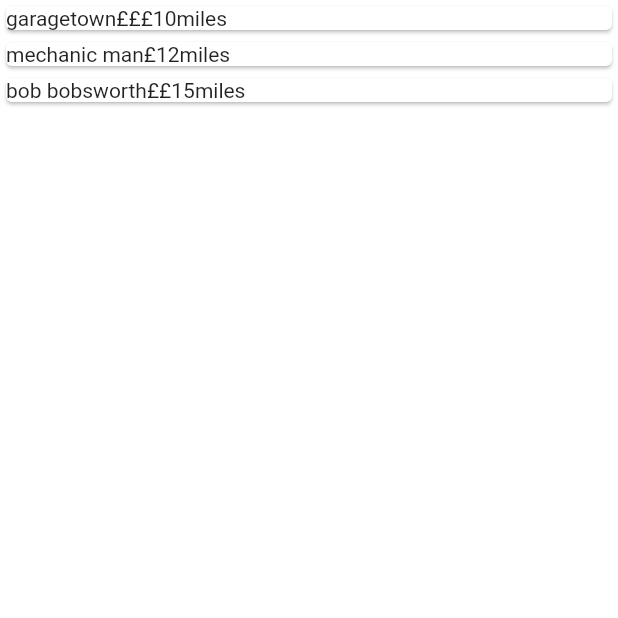
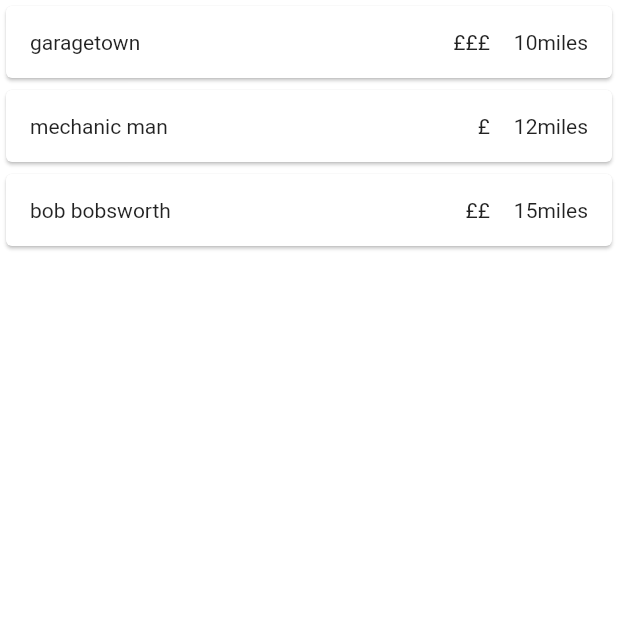
Before and after one commit to Artisanal-Pretzels/fe-adaptus-mechan-r-us, a Flutter app: the screen it shows after launch, on a phone screen of 412 x 824 dp, the top half of it. Run offline on Flutter 3.47's test engine with Material 2 defaults, Android fonts, the phone set to English and light mode, and no system bars.

Commit message:
added some padding to garageList

```diff
--- a/fe_adaptus_mechan_r_us/lib/widgets/garageList.dart
+++ b/fe_adaptus_mechan_r_us/lib/widgets/garageList.dart
@@ -23,12 +23,19 @@ class _GarageListState extends State<GarageList> {
   Widget garageListCard (BuildContext context, int index) {
     return new Container(
       child: Card(
-        child: Row(
-          children: <Widget>[
-            Text(garages[index]["name"]),
-            Text(garages[index]["price"]),
-            Text(garages[index]["distance"])
-          ],
+        child: Padding(
+          padding: const EdgeInsets.all(16.0),
+          child: Row(
+            children: <Widget>[
+              Text(garages[index]["name"]),
+              Spacer(),
+              Padding(
+                padding: const EdgeInsets.only(left: 16.0, right: 16.0),
+                child: Text(garages[index]["price"]),
+              ),
+              Text(garages[index]["distance"])
+            ],
+          ),
         ),
       ),
     );
```
